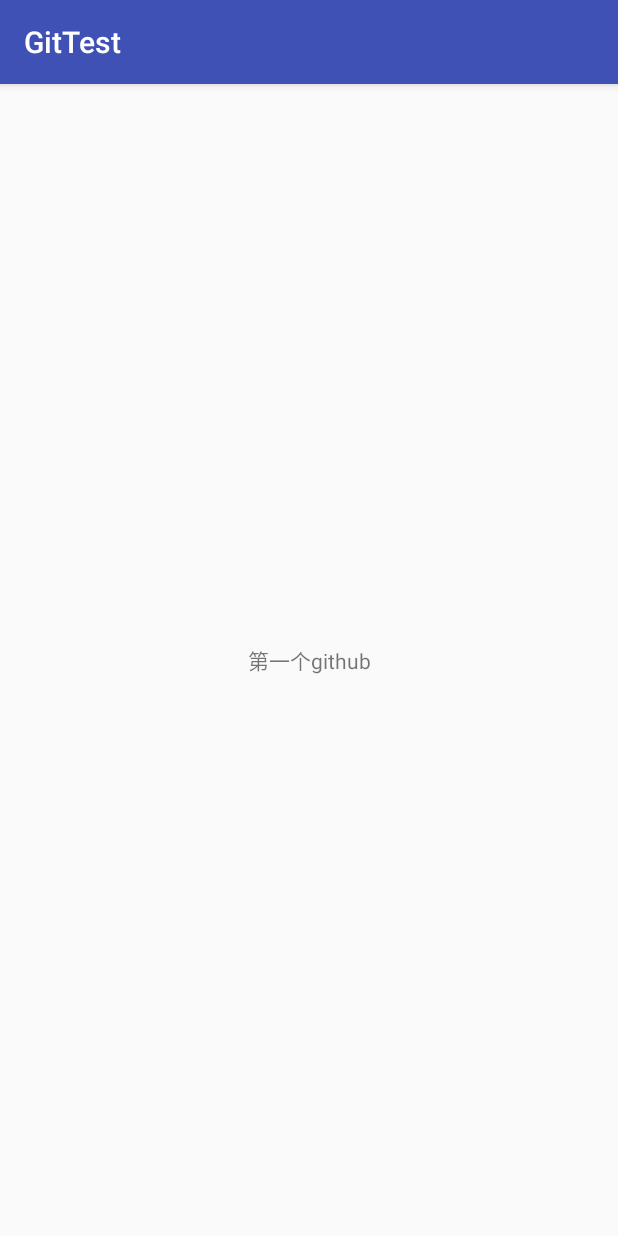
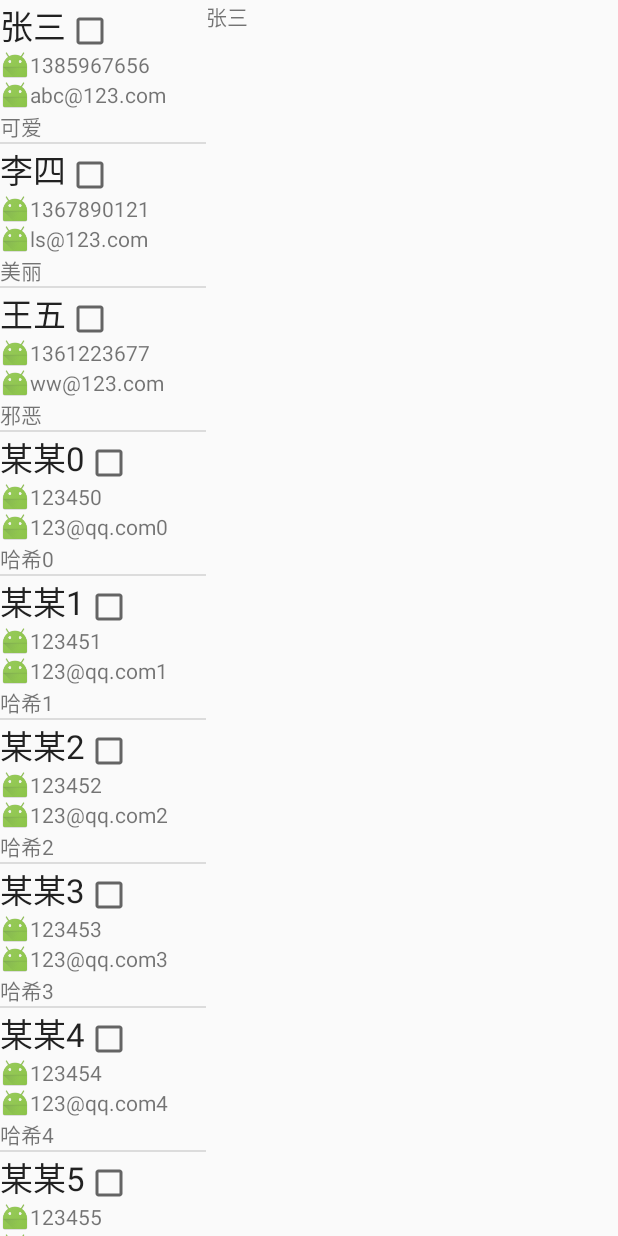
Before and after one commit to baikunlong/test, an Android app: the screen it shows after launch (MainActivity), on a phone screen of 412 x 824 dp. Run offline under Robolectric (Android 15) with nearby library versions, the phone set to English and light mode, and no system bars.

Commit message:
反射练习

```diff
--- /dev/null
+++ b/app/src/main/java/com/baikunlong/gittest/DataBase.java
@@ -0,0 +1,22 @@
+package com.baikunlong.gittest;
+
+import java.util.*;
+
+public class DataBase {
+	private static List<Person> persons;
+	public static List<Person>  getPersons()
+	{
+		if(persons==null)
+		{
+			persons=new ArrayList<Person>();
+			persons.add(new Person("张三", "1385967656", "abc@123.com", "可爱"));
+			persons.add(new Person("李四", "1367890121", "ls@123.com", "美丽"));
+			persons.add(new Person("王五", "1361223677", "ww@123.com", "邪恶"));
+			for(int i=0;i<100;i++){
+				persons.add(new Person("某某"+i,"12345"+i,"123@qq.com"+i,"哈希"+i));
+			}
+
+		}
+		return persons;
+	}
+}
--- /dev/null
+++ b/app/src/main/java/com/baikunlong/gittest/DetailFragment.java
@@ -0,0 +1,39 @@
+package com.baikunlong.gittest;
+
+import android.os.Bundle;
+import android.support.annotation.Nullable;
+import android.app.Fragment;
+import android.view.LayoutInflater;
+import android.view.View;
+import android.view.ViewGroup;
+import android.widget.TextView;
+
+/**
+ * Created by baikunlong on 2018/5/22.
+ */
+
+class DetailFragment extends Fragment {
+    public static DetailFragment newInstance(int index) {
+        DetailFragment f = new DetailFragment();
+        Bundle bundle = new Bundle();
+        bundle.putInt("index", index);
+        f.setArguments(bundle);
+        return f;
+    }
+
+    public int getShownIndex(){
+        return getArguments().getInt("index",0);
+    }
+
+    @Nullable
+    @Override
+    public View onCreateView(LayoutInflater inflater, @Nullable ViewGroup container, @Nullable Bundle savedInstanceState) {
+        if(container==null)
+            return null;
+        TextView text = new TextView(getActivity());
+//        text.setText(Data.DETAIL[getShownIndex()]);
+        text.setText(DataBase.getPersons().get(getShownIndex()).getName());
+//        text.setText("啊啊啊啊啊啊啊啊啊");
+        return text;
+    }
+}
--- /dev/null
+++ b/app/src/main/java/com/baikunlong/gittest/ListFragment.java
@@ -0,0 +1,67 @@
+package com.baikunlong.gittest;
+
+import android.app.Fragment;
+import android.app.FragmentTransaction;
+import android.os.Bundle;
+import android.view.View;
+import android.widget.ListView;
+
+public class ListFragment extends android.app.ListFragment {
+
+	boolean dualPane; // �Ƿ���һ����ͬʱ��ʾ�б����ϸ����
+	int curCheckPosition = 0; // ��ǰѡ�������λ��
+
+	@Override
+	public void onActivityCreated(Bundle savedInstanceState) {
+		super.onActivityCreated(savedInstanceState);
+
+		MyAdapter ad=new MyAdapter(getActivity(), DataBase.getPersons());
+		setListAdapter(ad); // Ϊ�б�����������
+
+		View detailFrame = getActivity().findViewById(R.id.detail);
+		dualPane = detailFrame != null &&
+				detailFrame.getVisibility() == View.VISIBLE;
+		if (savedInstanceState != null) {
+			curCheckPosition = savedInstanceState.getInt("curChoice", 0); // ���µ�ǰѡ�������λ��
+		}
+
+		if (dualPane) { // �����һ����ͬʱ��ʾ�б����ϸ����
+			getListView().setChoiceMode(ListView.CHOICE_MODE_SINGLE); // �����б�Ϊ��ѡģʽ
+			showDetails(curCheckPosition); // ��ʾ��ϸ����
+		}
+	}
+
+	// ��дonSaveInstanceState()���������浱ǰѡ�е��б��������ֵ
+	@Override
+	public void onSaveInstanceState(Bundle outState) {
+		super.onSaveInstanceState(outState);
+		outState.putInt("curChoice", curCheckPosition);
+	}
+
+	// ��дonListItemClick()����
+	@Override
+	public void onListItemClick(ListView l, View v, int position, long id) {
+		showDetails(position); // ����showDetails()������ʾ��ϸ����
+	}
+
+	void showDetails(int index) {
+        curCheckPosition = index; // ���±��浱ǰ����λ�õı�����ֵΪ��ǰѡ��ֵ
+
+        if (dualPane) { // ����һ����ͬʱ��ʾ�б����ϸ����ʱ
+
+            getListView().setItemChecked(index, true); // ����ѡ���б���Ϊѡ��״̬
+
+            DetailFragment details = (DetailFragment) getFragmentManager().findFragmentById(R.id.detail);
+            if (details == null || details.getShownIndex() != index) { // ������
+                details = DetailFragment.newInstance(index);
+                FragmentTransaction ft = getFragmentManager()
+                        .beginTransaction();// ���һ��FragmentTransaction��ʵ��
+                ft.replace(R.id.detail, details); // �滻ԭ����ʾ����ϸ����
+                ft.setTransition(FragmentTransaction.TRANSIT_FRAGMENT_FADE); // ����ת��Ч��
+                ft.commit(); // �ύ����
+
+            }
+
+        }
+    }
+}
--- a/app/src/main/java/com/baikunlong/gittest/MainActivity.java
+++ b/app/src/main/java/com/baikunlong/gittest/MainActivity.java
@@ -1,13 +1,16 @@
 package com.baikunlong.gittest;
 
-import android.support.v7.app.AppCompatActivity;
+import android.app.Activity;
 import android.os.Bundle;
+import android.view.Menu;
+import android.view.MenuItem;
 
-public class MainActivity extends AppCompatActivity {
+public class MainActivity extends Activity {
 
-    @Override
-    protected void onCreate(Bundle savedInstanceState) {
-        super.onCreate(savedInstanceState);
-        setContentView(R.layout.activity_main);
-    }
+	@Override
+	protected void onCreate(Bundle savedInstanceState) {
+		super.onCreate(savedInstanceState);
+		setContentView(R.layout.activity_main);
+	}
+
 }
--- /dev/null
+++ b/app/src/main/java/com/baikunlong/gittest/MyAdapter.java
@@ -0,0 +1,59 @@
+package com.baikunlong.gittest;
+
+import java.util.*;
+
+import android.content.Context;
+import android.view.LayoutInflater;
+import android.view.View;
+import android.view.ViewGroup;
+import android.widget.BaseAdapter;
+import android.widget.CheckBox;
+import android.widget.TextView;
+
+public class MyAdapter extends BaseAdapter {
+    private List<Person> persons;  //���ݼ�
+    private LayoutInflater inflater;
+
+    public MyAdapter(Context context, List<Person> persons) {
+        inflater = LayoutInflater.from(context); //����Activity����LayoutInflater
+        this.persons = persons;
+    }
+
+    @Override
+    public int getCount() {
+        // TODO Auto-generated method stub
+        return persons.size();
+    }
+
+    @Override
+    public Object getItem(int position) {
+        // TODO Auto-generated method stub
+        return persons.get(position);
+    }
+
+    @Override
+    public long getItemId(int position) {
+        // TODO Auto-generated method stub
+        return position;
+    }
+
+    @Override
+    public View getView(int position, View convertView, ViewGroup parent) {
+        if (convertView == null)
+            convertView = inflater.inflate(R.layout.item, parent, false); //���ز���
+        //��������
+        TextView tName = (TextView) convertView.findViewById(R.id.tName);
+        TextView tPhone = (TextView) convertView.findViewById(R.id.tPhone);
+        TextView tEmail = (TextView) convertView.findViewById(R.id.tEmail);
+        TextView tIntro = (TextView) convertView.findViewById(R.id.tIntro);
+//		CheckBox ckSelect = convertView.findViewById(R.id.ckSelect);
+//		ckSelect.setSelected(false);
+        Person p = persons.get(position); //ȡ����ǰ��
+        tName.setText(p.getName());
+        tPhone.setText(p.getPhone());
+        tEmail.setText(p.getEmail());
+        tIntro.setText(p.getIntro());
+        return convertView;
+    }
+
+}
--- /dev/null
+++ b/app/src/main/java/com/baikunlong/gittest/Person.java
@@ -0,0 +1,46 @@
+package com.baikunlong.gittest;
+
+public class Person {
+	private String name,phone,email,intro;
+
+	public Person(String name, String phone, String email, String intro) {
+		super();
+		this.name = name;
+		this.phone = phone;
+		this.email = email;
+		this.intro = intro;
+	}
+
+	public String getName() {
+		return name;
+	}
+
+	public void setName(String name) {
+		this.name = name;
+	}
+
+	public String getPhone() {
+		return phone;
+	}
+
+	public void setPhone(String phone) {
+		this.phone = phone;
+	}
+
+	public String getEmail() {
+		return email;
+	}
+
+	public void setEmail(String email) {
+		this.email = email;
+	}
+
+	public String getIntro() {
+		return intro;
+	}
+
+	public void setIntro(String intro) {
+		this.intro = intro;
+	}
+
+}
--- a/app/src/main/res/layout/activity_main.xml
+++ b/app/src/main/res/layout/activity_main.xml
@@ -1,17 +1,21 @@
-<?xml version="1.0" encoding="utf-8"?>
-<android.support.constraint.ConstraintLayout xmlns:android="http://schemas.android.com/apk/res/android"
-    xmlns:app="http://schemas.android.com/apk/res-auto"
+<LinearLayout xmlns:android="http://schemas.android.com/apk/res/android"
     xmlns:tools="http://schemas.android.com/tools"
+    android:id="@+id/LinearLayout1"
     android:layout_width="match_parent"
     android:layout_height="match_parent"
     tools:context="com.baikunlong.gittest.MainActivity">
-    <TextView
-        android:layout_width="wrap_content"
-        android:layout_height="wrap_content"
-        android:text="第一个github"
-        app:layout_constraintBottom_toBottomOf="parent"
-        app:layout_constraintLeft_toLeftOf="parent"
-        app:layout_constraintRight_toRightOf="parent"
-        app:layout_constraintTop_toTopOf="parent" />
 
-</android.support.constraint.ConstraintLayout>
+    <fragment
+        android:id="@+id/titles"
+        class="com.baikunlong.gittest.ListFragment"
+        android:layout_width="0px"
+        android:layout_height="match_parent"
+        android:layout_weight="1" />
+
+    <FrameLayout
+        android:id="@+id/detail"
+        android:layout_width="0px"
+        android:layout_height="match_parent"
+        android:layout_weight="2"
+        android:background="?android:attr/detailsElementBackground" />
+</LinearLayout>
--- /dev/null
+++ b/app/src/main/res/layout/item.xml
@@ -0,0 +1,68 @@
+<?xml version="1.0" encoding="utf-8"?>
+<LinearLayout xmlns:android="http://schemas.android.com/apk/res/android"
+    android:layout_width="match_parent"
+    android:layout_height="match_parent"
+    android:orientation="vertical"
+    android:descendantFocusability="blocksDescendants">
+    <LinearLayout
+        android:layout_width="match_parent"
+        android:layout_height="wrap_content" >
+
+        <TextView
+            android:id="@+id/tName"
+            android:layout_width="wrap_content"
+            android:layout_height="wrap_content"
+            android:text="Large Text"
+            android:textAppearance="?android:attr/textAppearanceLarge" />
+
+        <CheckBox
+            android:id="@+id/ckSelect"
+            android:layout_width="wrap_content"
+            android:layout_height="wrap_content"
+            android:focusable="false"/>
+
+    </LinearLayout>
+
+    <LinearLayout
+        android:layout_width="match_parent"
+        android:layout_height="wrap_content" >
+
+        <ImageView
+            android:id="@+id/ImageView01"
+            android:layout_width="20dp"
+            android:layout_height="20dp"
+            android:src="@drawable/ic_launcher" />
+
+        <TextView
+            android:id="@+id/tPhone"
+            android:layout_width="wrap_content"
+            android:layout_height="wrap_content"
+            android:text="TextView" />
+
+    </LinearLayout>
+    <LinearLayout
+        android:layout_width="match_parent"
+        android:layout_height="wrap_content" >
+
+        <ImageView
+            android:id="@+id/imageView1"
+            android:layout_width="20dp"
+            android:layout_height="20dp"
+            android:src="@drawable/ic_launcher" />
+
+        <TextView
+            android:id="@+id/tEmail"
+            android:layout_width="wrap_content"
+            android:layout_height="wrap_content"
+            android:text="TextView" />
+
+    </LinearLayout>
+
+    <TextView
+        android:id="@+id/tIntro"
+        android:layout_width="wrap_content"
+        android:layout_height="wrap_content"
+        android:text="TextView" />
+
+
+</LinearLayout>
```
Also changed, not shown: app/src/main/res/drawable/ic_launcher.png (added), 2 other files.
